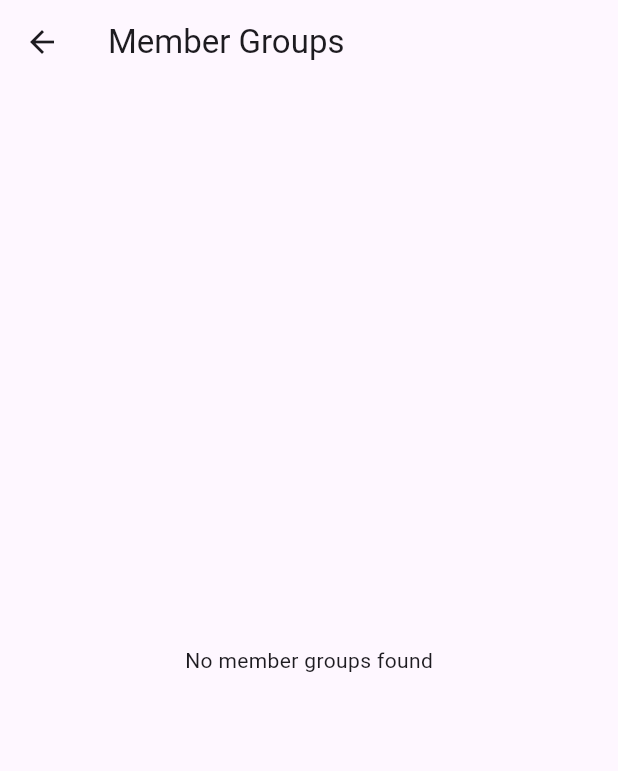
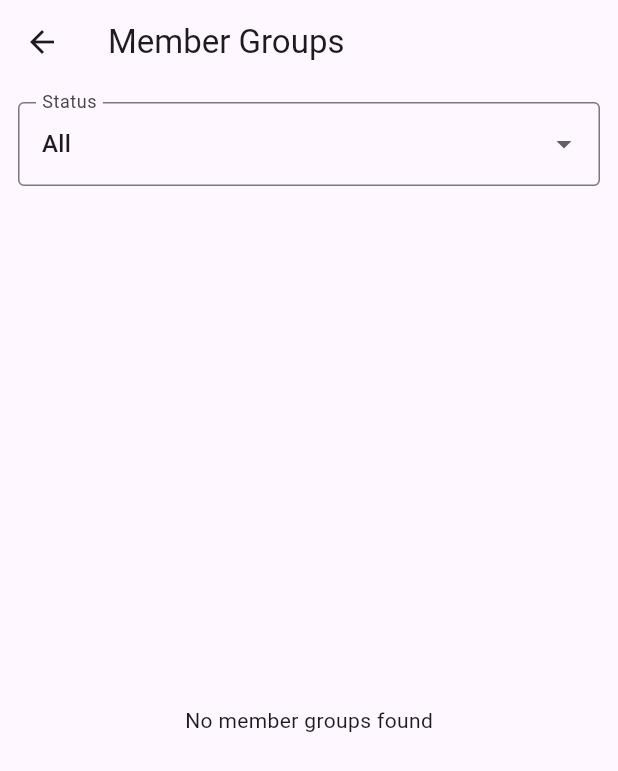
Before and after one commit to hangEX7749/branch_smart, a Flutter app: the MemberGroupList screen opened directly, on a phone screen of 412 x 824 dp. Shown: the top 771 px of the screen. Run offline on Flutter 3.47's test engine with Material 3 defaults, Android fonts, the phone set to English and light mode, and no system bars; our stand-ins replace cloud_firestore, connectivity_plus, firebase_auth, firebase_core, firebase_storage, image_picker and 2 more; missing offline and left inert: firebase_app_check, mobile_scanner; accounts and stored records are empty.

Commit message:
admin member group list status filter

```diff
--- a/lib/admin_screen/member_group/view/member_group_list.dart
+++ b/lib/admin_screen/member_group/view/member_group_list.dart
@@ -14,13 +14,14 @@ class MemberGroupList extends StatefulWidget {
   @override
   State<MemberGroupList> createState() => _MemberGroupListState();
 }
-
 class _MemberGroupListState extends State<MemberGroupList> with NameFetchingMixin {
   final UserService _userService = UserService();
   final GroupService _groupService = GroupService();
   final MemberGroupService memberGroupService = MemberGroupService();
 
-  // Implement the required getters for the mixin
+  // Filter state
+  int? _selectedStatus; // null means "All"
+
   @override
   UserService get userService => _userService;
 
@@ -31,7 +32,52 @@ class _MemberGroupListState extends State<MemberGroupList> with NameFetchingMixi
   Widget build(BuildContext context) {
     return Scaffold(
       appBar: AppBar(title: const Text("Member Groups")),
-      body: StreamBuilder<QuerySnapshot>(
+      body: Column(
+        children: [
+          // --- Filter Dropdown ---
+          Padding(
+            padding: const EdgeInsets.all(12.0),
+            child: Row(
+              children: [
+                Expanded(
+                  child: DropdownButtonFormField<int?>(
+                    value: _selectedStatus,
+                    decoration: const InputDecoration(
+                      labelText: "Status",
+                      border: OutlineInputBorder(),
+                    ),
+                    hint: const Text("All"),
+                    items: const [
+                      DropdownMenuItem(
+                        value: null,
+                        child: Text("All"),
+                      ),
+                      DropdownMenuItem(
+                        value: MemberGroup.pending,
+                        child: Text("Pending"),
+                      ),
+                      DropdownMenuItem(
+                        value: MemberGroup.active,
+                        child: Text("Active"),
+                      ),
+                      DropdownMenuItem(
+                        value: MemberGroup.inactive,
+                        child: Text("Inactive"),
+                      ),
+                    ],
+                    onChanged: (value) {
+                      setState(() {
+                        _selectedStatus = value;
+                      });
+                    },
+                  ),
+                ),
+              ],
+            ),
+          ),
+          // --- Member Groups List ---
+          Expanded(
+            child: StreamBuilder<QuerySnapshot>(
               stream: memberGroupService.getAllMemberGroups(),
               builder: (context, snapshot) {
                 if (snapshot.connectionState == ConnectionState.waiting) {
@@ -46,22 +92,36 @@ class _MemberGroupListState extends State<MemberGroupList> with NameFetchingMixi
                   return const Center(child: Text("No member groups found"));
                 }
 
-          final groups = snapshot.data!.docs;
+                // Convert and apply filter
+                final allGroups = snapshot.data!.docs;
+                final filteredGroups = _selectedStatus == null
+                    ? allGroups
+                    : allGroups.where((doc) {
+                        final group = doc.data() as Map<String, dynamic>;
+                        return group['status'] == _selectedStatus;
+                      }).toList();
+
+                if (filteredGroups.isEmpty) {
+                  return const Center(child: Text("No groups match filter"));
+                }
 
                 return ListView.builder(
-            itemCount: groups.length,
+                  itemCount: filteredGroups.length,
                   itemBuilder: (context, index) {
-              final group = groups[index].data() as Map<String, dynamic>;
+                    final group =
+                        filteredGroups[index].data() as Map<String, dynamic>;
                     final groupId = group['group_id'] ?? '';
                     final userId = group['user_id'] ?? '';
 
                     return Card(
-                margin: const EdgeInsets.symmetric(horizontal: 12, vertical: 6),
+                      margin: const EdgeInsets.symmetric(
+                          horizontal: 12, vertical: 6),
                       child: ListTile(
                         title: FutureBuilder<String>(
-                    future: getGroupName(groupId), // Using mixin method
+                          future: getGroupName(groupId),
                           builder: (context, snapshot) {
-                      if (snapshot.connectionState == ConnectionState.waiting) {
+                            if (snapshot.connectionState ==
+                                ConnectionState.waiting) {
                               return const Text('Loading group...');
                             }
                             return Text(snapshot.data ?? 'Unknown Group');
@@ -71,18 +131,23 @@ class _MemberGroupListState extends State<MemberGroupList> with NameFetchingMixi
                           crossAxisAlignment: CrossAxisAlignment.start,
                           children: [
                             FutureBuilder<String>(
-                        future: getUserName(userId), // Using mixin method
+                              future: getUserName(userId),
                               builder: (context, snapshot) {
-                          if (snapshot.connectionState == ConnectionState.waiting) {
+                                if (snapshot.connectionState ==
+                                    ConnectionState.waiting) {
                                   return const Text('Loading user...');
                                 }
-                          return Text('Member: ${snapshot.data ?? 'Unknown User'}');
+                                return Text(
+                                    'Member: ${snapshot.data ?? 'Unknown User'}');
                               },
                             ),
                             const SizedBox(height: 4),
                             Text(
                               'IDs: Group($groupId) | User($userId)',
-                        style: Theme.of(context).textTheme.bodySmall?.copyWith(
+                              style: Theme.of(context)
+                                  .textTheme
+                                  .bodySmall
+                                  ?.copyWith(
                                     color: Colors.grey[600],
                                   ),
                             ),
@@ -90,12 +155,15 @@ class _MemberGroupListState extends State<MemberGroupList> with NameFetchingMixi
                         ),
                         trailing: PopupMenuButton<String>(
                           icon: Container(
-                      padding: const EdgeInsets.symmetric(horizontal: 8, vertical: 4),
+                            padding: const EdgeInsets.symmetric(
+                                horizontal: 8, vertical: 4),
                             decoration: BoxDecoration(
-                        color: MemberGroupHelpers.getStatusColor(group['status']),
+                              color: MemberGroupHelpers.getStatusColor(
+                                  group['status']),
                               borderRadius: BorderRadius.circular(12),
                               border: Border.all(
-                          color: MemberGroupHelpers.getStatusColor(group['status']),
+                                color: MemberGroupHelpers.getStatusColor(
+                                    group['status']),
                                 width: 1,
                               ),
                             ),
@@ -103,15 +171,16 @@ class _MemberGroupListState extends State<MemberGroupList> with NameFetchingMixi
                               mainAxisSize: MainAxisSize.min,
                               children: [
                                 Text(
-                            MemberGroupHelpers.getStatusText(group['status']),
-                            style: TextStyle(
+                                  MemberGroupHelpers.getStatusText(
+                                      group['status']),
+                                  style: const TextStyle(
                                     color: Colors.white,
                                     fontWeight: FontWeight.w600,
                                     fontSize: 12,
                                   ),
                                 ),
                                 const SizedBox(width: 4),
-                          Icon(
+                                const Icon(
                                   Icons.arrow_drop_down,
                                   size: 16,
                                   color: Colors.white,
@@ -122,7 +191,7 @@ class _MemberGroupListState extends State<MemberGroupList> with NameFetchingMixi
                           onSelected: (String newStatus) {
                             MemberGroupDialogs.showStatusChangeConfirmation(
                               context,
-                        docId: groups[index].id,
+                              docId: filteredGroups[index].id,
                               currentStatus: group['status'],
                               newStatus: int.parse(newStatus),
                               group: group,
@@ -134,9 +203,13 @@ class _MemberGroupListState extends State<MemberGroupList> with NameFetchingMixi
                               value: MemberGroup.pending.toString(),
                               child: Row(
                                 children: [
-                            Icon(MemberGroupHelpers.getStatusIcon(MemberGroup.pending),
-                                 color: MemberGroupHelpers.getStatusColor(MemberGroup.pending),
-                                 size: 16),
+                                  Icon(
+                                    MemberGroupHelpers.getStatusIcon(
+                                        MemberGroup.pending),
+                                    color: MemberGroupHelpers.getStatusColor(
+                                        MemberGroup.pending),
+                                    size: 16,
+                                  ),
                                   const SizedBox(width: 8),
                                   const Text('Pending'),
                                 ],
@@ -146,23 +219,31 @@ class _MemberGroupListState extends State<MemberGroupList> with NameFetchingMixi
                               value: MemberGroup.active.toString(),
                               child: Row(
                                 children: [
-                            Icon(MemberGroupHelpers.getStatusIcon(MemberGroup.active),
-                                 color: MemberGroupHelpers.getStatusColor(MemberGroup.active),
-                                 size: 16),
+                                  Icon(
+                                    MemberGroupHelpers.getStatusIcon(
+                                        MemberGroup.active),
+                                    color: MemberGroupHelpers.getStatusColor(
+                                        MemberGroup.active),
+                                    size: 16,
+                                  ),
                                   const SizedBox(width: 8),
                                   const Text('Active'),
                                 ],
                               ),
                             ),
                             PopupMenuItem<String>(
-                        value: MemberGroup.rejected.toString(),
+                              value: MemberGroup.inactive.toString(),
                               child: Row(
                                 children: [
-                            Icon(MemberGroupHelpers.getStatusIcon(MemberGroup.rejected),
-                                 color: MemberGroupHelpers.getStatusColor(MemberGroup.rejected),
-                                 size: 16),
+                                  Icon(
+                                    MemberGroupHelpers.getStatusIcon(
+                                        MemberGroup.inactive),
+                                    color: MemberGroupHelpers.getStatusColor(
+                                        MemberGroup.inactive),
+                                    size: 16,
+                                  ),
                                   const SizedBox(width: 8),
-                            const Text('Rejected'),
+                                  const Text('Inactive'),
                                 ],
                               ),
                             ),
@@ -174,7 +255,7 @@ class _MemberGroupListState extends State<MemberGroupList> with NameFetchingMixi
                             group: group,
                             groupId: groupId,
                             userId: userId,
-                      docId: groups[index].id,
+                            docId: filteredGroups[index].id,
                             userService: _userService,
                             groupService: _groupService,
                             memberGroupService: memberGroupService,
@@ -186,6 +267,9 @@ class _MemberGroupListState extends State<MemberGroupList> with NameFetchingMixi
                 );
               },
             ),
+          ),
+        ],
+      ),
     );
   }
 }
```
Also changed, not shown: lib/admin_screen/member_group/utils/member_group_helpers.dart (+4 -4 lines). Lines whose indentation alone changed are shown as unchanged.
